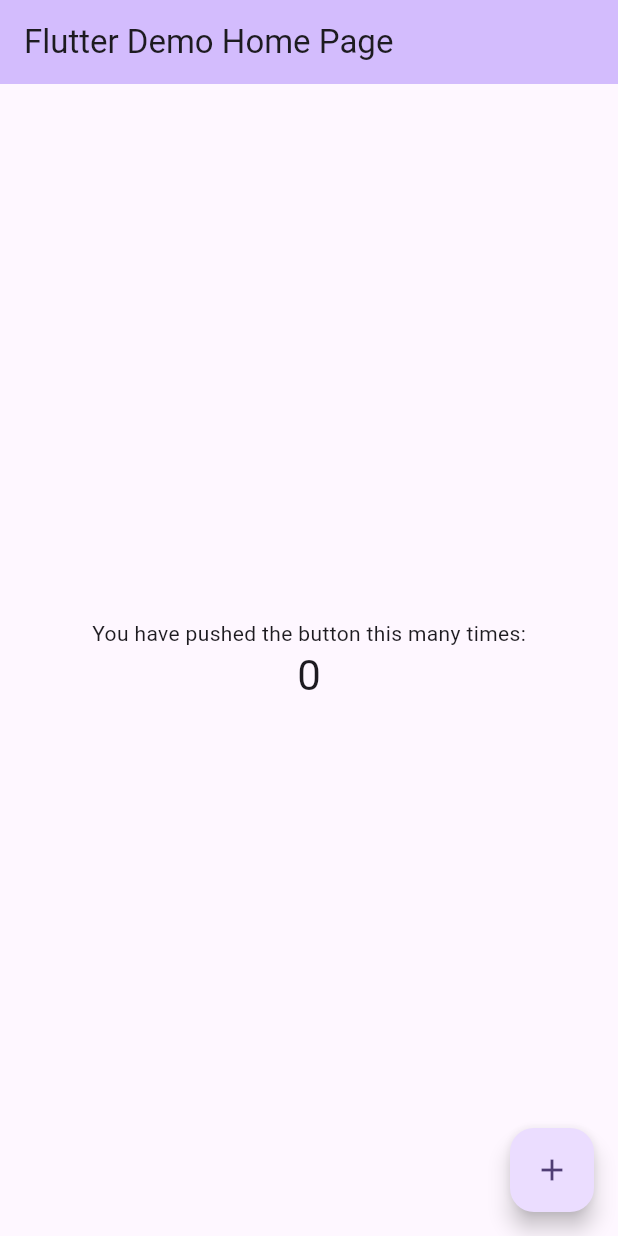
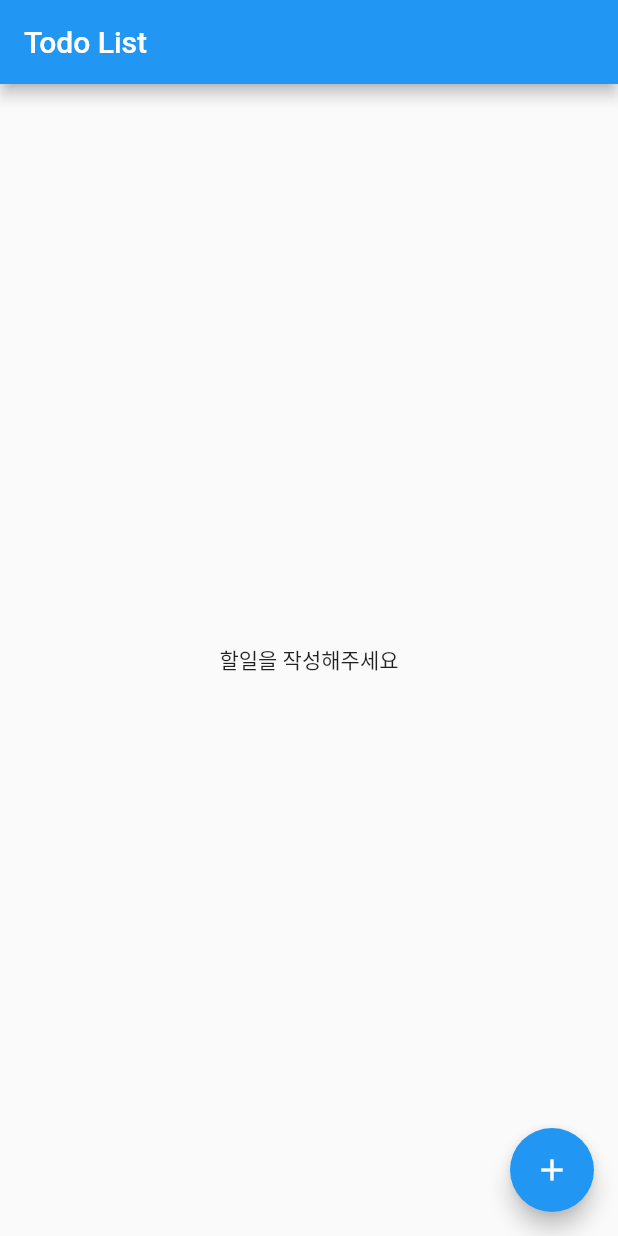
Before and after one commit to JayBadass/studdyplanner-flutter, a Flutter app: the screen it shows after launch, on a phone screen of 412 x 824 dp. Run offline on Flutter 3.47's test engine with Material 2 defaults, Android fonts, the light colour scheme and no system bars.

Commit message:
mainpage 생성 및 fab 추가

```diff
--- a/lib/main.dart
+++ b/lib/main.dart
@@ -1,3 +1,4 @@
+import 'package:flutter/cupertino.dart';
 import 'package:flutter/material.dart';
 
 void main() {
@@ -7,119 +8,36 @@ void main() {
 class MyApp extends StatelessWidget {
   const MyApp({super.key});
 
-  // This widget is the root of your application.
   @override
   Widget build(BuildContext context) {
     return MaterialApp(
-      title: 'Flutter Demo',
-      theme: ThemeData(
-        // This is the theme of your application.
-        //
-        // TRY THIS: Try running your application with "flutter run". You'll see
-        // the application has a blue toolbar. Then, without quitting the app,
-        // try changing the seedColor in the colorScheme below to Colors.green
-        // and then invoke "hot reload" (save your changes or press the "hot
-        // reload" button in a Flutter-supported IDE, or press "r" if you used
-        // the command line to start the app).
-        //
-        // Notice that the counter didn't reset back to zero; the application
-        // state is not lost during the reload. To reset the state, use hot
-        // restart instead.
-        //
-        // This works for code too, not just values: Most code changes can be
-        // tested with just a hot reload.
-        colorScheme: ColorScheme.fromSeed(seedColor: Colors.deepPurple),
-        useMaterial3: true,
-      ),
-      home: const MyHomePage(title: 'Flutter Demo Home Page'),
+      debugShowCheckedModeBanner: false,
+      home: HomePage(),
     );
   }
 }
 
-class MyHomePage extends StatefulWidget {
-  const MyHomePage({super.key, required this.title});
-
-  // This widget is the home page of your application. It is stateful, meaning
-  // that it has a State object (defined below) that contains fields that affect
-  // how it looks.
-
-  // This class is the configuration for the state. It holds the values (in this
-  // case the title) provided by the parent (in this case the App widget) and
-  // used by the build method of the State. Fields in a Widget subclass are
-  // always marked "final".
-
-  final String title;
-
-  @override
-  State<MyHomePage> createState() => _MyHomePageState();
-}
-
-class _MyHomePageState extends State<MyHomePage> {
-  int _counter = 0;
-
-  void _incrementCounter() {
-    setState(() {
-      // This call to setState tells the Flutter framework that something has
-      // changed in this State, which causes it to rerun the build method below
-      // so that the display can reflect the updated values. If we changed
-      // _counter without calling setState(), then the build method would not be
-      // called again, and so nothing would appear to happen.
-      _counter++;
-    });
-  }
+// 홈 페이지
+class HomePage extends StatelessWidget {
+  const HomePage({super.key});
 
   @override
   Widget build(BuildContext context) {
-    // This method is rerun every time setState is called, for instance as done
-    // by the _incrementCounter method above.
-    //
-    // The Flutter framework has been optimized to make rerunning build methods
-    // fast, so that you can just rebuild anything that needs updating rather
-    // than having to individually change instances of widgets.
     return Scaffold(
       appBar: AppBar(
-        // TRY THIS: Try changing the color here to a specific color (to
-        // Colors.amber, perhaps?) and trigger a hot reload to see the AppBar
-        // change color while the other colors stay the same.
-        backgroundColor: Theme.of(context).colorScheme.inversePrimary,
-        // Here we take the value from the MyHomePage object that was created by
-        // the App.build method, and use it to set our appbar title.
-        title: Text(widget.title),
+        title: Text("Todo List"),
       ),
-      body: Center(
-        // Center is a layout widget. It takes a single child and positions it
-        // in the middle of the parent.
-        child: Column(
-          // Column is also a layout widget. It takes a list of children and
-          // arranges them vertically. By default, it sizes itself to fit its
-          // children horizontally, and tries to be as tall as its parent.
-          //
-          // Column has various properties to control how it sizes itself and
-          // how it positions its children. Here we use mainAxisAlignment to
-          // center the children vertically; the main axis here is the vertical
-          // axis because Columns are vertical (the cross axis would be
-          // horizontal).
-          //
-          // TRY THIS: Invoke "debug painting" (choose the "Toggle Debug Paint"
-          // action in the IDE, or press "p" in the console), to see the
-          // wireframe for each widget.
-          mainAxisAlignment: MainAxisAlignment.center,
-          children: <Widget>[
-            const Text(
-              'You have pushed the button this many times:',
-            ),
-            Text(
-              '$_counter',
-              style: Theme.of(context).textTheme.headlineMedium,
-            ),
-          ],
-        ),
+      body: Center(child: Text("할일을 작성해주세요")),
+      floatingActionButton: FloatingActionButton(
+        child: Icon(Icons.add),
+        onPressed: () {
+          // + 버튼 클릭시 메모 생성 및 수정 페이지로 이동
+          Navigator.push(
+            context,
+            MaterialPageRoute(builder: (_) => DetailPage()),
+          );
+        },
       ),
-      floatingActionButton: FloatingActionButton(
-        onPressed: _incrementCounter,
-        tooltip: 'Increment',
-        child: const Icon(Icons.add),
-      ), // This trailing comma makes auto-formatting nicer for build methods.
     );
   }
 }
```
